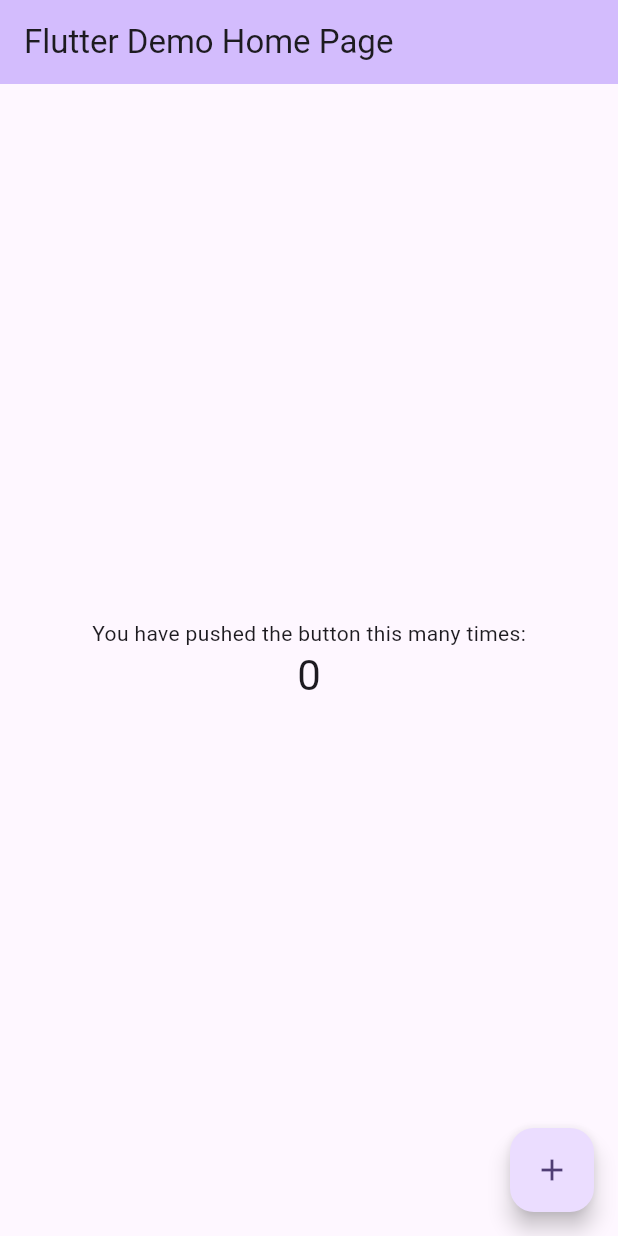
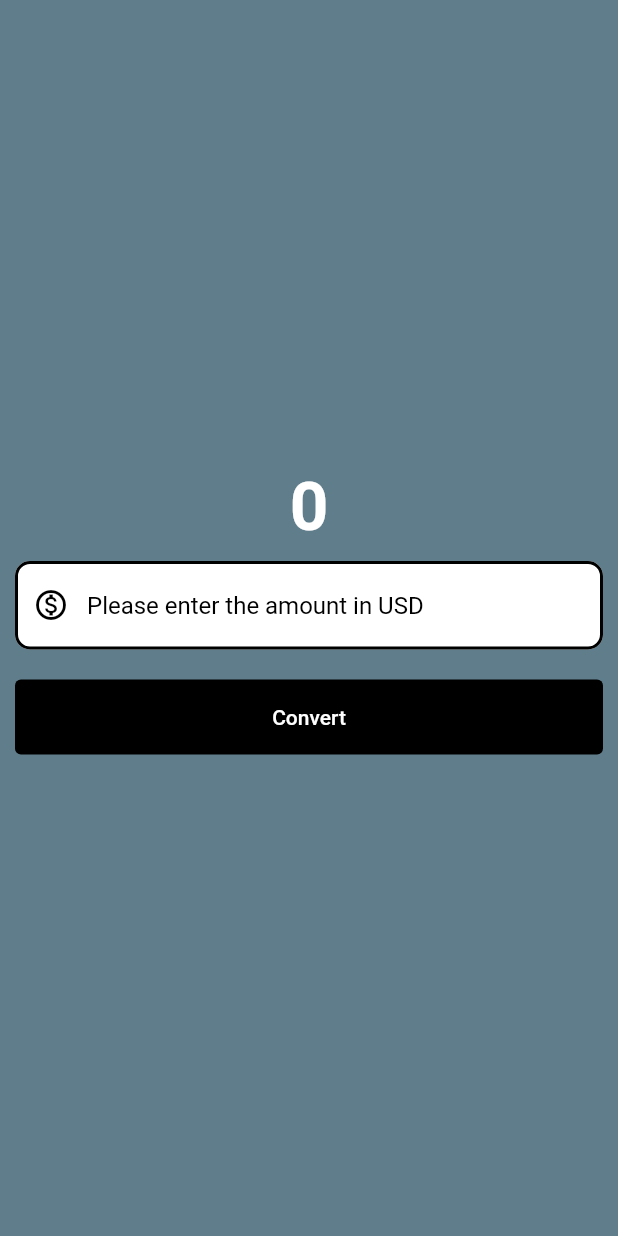
Before and after one commit to tynchtykestebes/Currency_Converter, a Flutter app: the screen it shows after launch, on a phone screen of 412 x 824 dp. Run offline on Flutter 3.47's test engine with Material 2 defaults, Android fonts, the phone set to English and light mode, and no system bars.

Commit message:
ui is done

```diff
--- /dev/null
+++ b/lib/currency_converter_material_page.dart
@@ -0,0 +1,78 @@
+import 'package:flutter/foundation.dart';
+import 'package:flutter/material.dart';
+
+class CurrencyConverterMaterialPage extends StatelessWidget {
+  const CurrencyConverterMaterialPage({super.key});
+
+  @override
+  Widget build(BuildContext context) {
+    final border = OutlineInputBorder(
+      borderSide: const BorderSide(
+        width: 2.0,
+        style: BorderStyle.solid,
+      ),
+      borderRadius: BorderRadius.circular(10),
+    );
+    return Scaffold(
+      backgroundColor: Colors.blueGrey,
+      body: Center(
+        child: Column(
+          mainAxisAlignment: MainAxisAlignment.center,
+          children: [
+            const Text(
+              '0',
+              style: TextStyle(
+                fontSize: 45,
+                fontWeight: FontWeight.bold,
+                color: Color.fromARGB(255, 255, 255, 255),
+              ),
+            ),
+            Padding(
+              padding: const EdgeInsets.all(10),
+              child: TextField(
+                style: const TextStyle(
+                  color: Colors.black,
+                ),
+                decoration: InputDecoration(
+                  hintText: 'Please enter the amount in USD',
+                  hintStyle: const TextStyle(
+                    color: Colors.black,
+                  ),
+                  prefixIcon: const Icon(Icons.monetization_on_outlined),
+                  prefixIconColor: Colors.black,
+                  filled: true,
+                  fillColor: Colors.white,
+                  focusedBorder: border,
+                  enabledBorder: border,
+                ),
+                keyboardType: TextInputType.number,
+              ),
+            ),
+            // Button
+
+            // Raised
+            // Appears like a text
+            Padding(
+              padding: const EdgeInsets.all(10),
+              child: TextButton(
+                onPressed: () {
+                  if (kDebugMode) {
+                    print('button is clicked');
+                  }
+                },
+                style: const ButtonStyle(
+                  backgroundColor: MaterialStatePropertyAll(Colors.black),
+                  foregroundColor: MaterialStatePropertyAll(Colors.white),
+                  minimumSize: MaterialStatePropertyAll(
+                    Size(double.infinity, 50),
+                  ),
+                ),
+                child: const Text('Convert'),
+              ),
+            ),
+          ],
+        ),
+      ),
+    );
+  }
+}
--- a/lib/main.dart
+++ b/lib/main.dart
@@ -1,125 +1,26 @@
+import 'package:currency_converter/currency_converter_material_page.dart';
 import 'package:flutter/material.dart';
 
 void main() {
   runApp(const MyApp());
 }
 
+// Types of Widgets
+// 1. StatelessWidget
+// 2. StatefulWidget
+
+// State
+
+// 1. Material Design
+// 2. Cupertino Design
+
 class MyApp extends StatelessWidget {
   const MyApp({super.key});
 
-  // This widget is the root of your application.
   @override
   Widget build(BuildContext context) {
-    return MaterialApp(
-      title: 'Flutter Demo',
-      theme: ThemeData(
-        // This is the theme of your application.
-        //
-        // TRY THIS: Try running your application with "flutter run". You'll see
-        // the application has a blue toolbar. Then, without quitting the app,
-        // try changing the seedColor in the colorScheme below to Colors.green
-        // and then invoke "hot reload" (save your changes or press the "hot
-        // reload" button in a Flutter-supported IDE, or press "r" if you used
-        // the command line to start the app).
-        //
-        // Notice that the counter didn't reset back to zero; the application
-        // state is not lost during the reload. To reset the state, use hot
-        // restart instead.
-        //
-        // This works for code too, not just values: Most code changes can be
-        // tested with just a hot reload.
-        colorScheme: ColorScheme.fromSeed(seedColor: Colors.deepPurple),
-        useMaterial3: true,
-      ),
-      home: const MyHomePage(title: 'Flutter Demo Home Page'),
+    return const MaterialApp(
+      home: CurrencyConverterMaterialPage(),
     );
   }
 }
-
-class MyHomePage extends StatefulWidget {
-  const MyHomePage({super.key, required this.title});
-
-  // This widget is the home page of your application. It is stateful, meaning
-  // that it has a State object (defined below) that contains fields that affect
-  // how it looks.
-
-  // This class is the configuration for the state. It holds the values (in this
-  // case the title) provided by the parent (in this case the App widget) and
-  // used by the build method of the State. Fields in a Widget subclass are
-  // always marked "final".
-
-  final String title;
-
-  @override
-  State<MyHomePage> createState() => _MyHomePageState();
-}
-
-class _MyHomePageState extends State<MyHomePage> {
-  int _counter = 0;
-
-  void _incrementCounter() {
-    setState(() {
-      // This call to setState tells the Flutter framework that something has
-      // changed in this State, which causes it to rerun the build method below
-      // so that the display can reflect the updated values. If we changed
-      // _counter without calling setState(), then the build method would not be
-      // called again, and so nothing would appear to happen.
-      _counter++;
-    });
-  }
-
-  @override
-  Widget build(BuildContext context) {
-    // This method is rerun every time setState is called, for instance as done
-    // by the _incrementCounter method above.
-    //
-    // The Flutter framework has been optimized to make rerunning build methods
-    // fast, so that you can just rebuild anything that needs updating rather
-    // than having to individually change instances of widgets.
-    return Scaffold(
-      appBar: AppBar(
-        // TRY THIS: Try changing the color here to a specific color (to
-        // Colors.amber, perhaps?) and trigger a hot reload to see the AppBar
-        // change color while the other colors stay the same.
-        backgroundColor: Theme.of(context).colorScheme.inversePrimary,
-        // Here we take the value from the MyHomePage object that was created by
-        // the App.build method, and use it to set our appbar title.
-        title: Text(widget.title),
-      ),
-      body: Center(
-        // Center is a layout widget. It takes a single child and positions it
-        // in the middle of the parent.
-        child: Column(
-          // Column is also a layout widget. It takes a list of children and
-          // arranges them vertically. By default, it sizes itself to fit its
-          // children horizontally, and tries to be as tall as its parent.
-          //
-          // Column has various properties to control how it sizes itself and
-          // how it positions its children. Here we use mainAxisAlignment to
-          // center the children vertically; the main axis here is the vertical
-          // axis because Columns are vertical (the cross axis would be
-          // horizontal).
-          //
-          // TRY THIS: Invoke "debug painting" (choose the "Toggle Debug Paint"
-          // action in the IDE, or press "p" in the console), to see the
-          // wireframe for each widget.
-          mainAxisAlignment: MainAxisAlignment.center,
-          children: <Widget>[
-            const Text(
-              'You have pushed the button this many times:',
-            ),
-            Text(
-              '$_counter',
-              style: Theme.of(context).textTheme.headlineMedium,
-            ),
-          ],
-        ),
-      ),
-      floatingActionButton: FloatingActionButton(
-        onPressed: _incrementCounter,
-        tooltip: 'Increment',
-        child: const Icon(Icons.add),
-      ), // This trailing comma makes auto-formatting nicer for build methods.
-    );
-  }
-}
```
